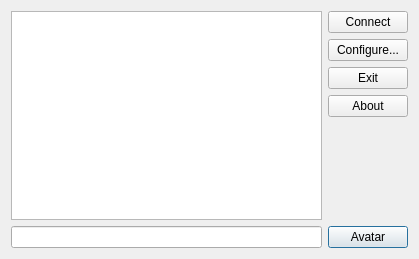
Above: client/mainwindow.ui from alu0100851700/ChatMultiusuario before the change. Below: the same form after it.
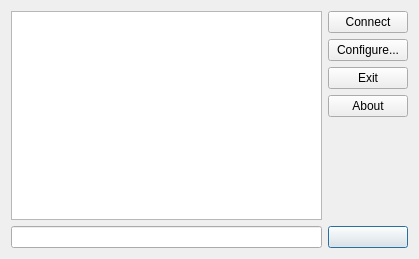
That is the form after the change.

Commit message: Fin Implementacion Avatar. Fix #7,Fix #8

What changed in the file:
```diff
--- a/client/mainwindow.ui
+++ b/client/mainwindow.ui
@@ -91,8 +91,17 @@
      </item>
      <item>
       <widget class="QPushButton" name="Avatar">
+       <property name="layoutDirection">
+        <enum>Qt::LeftToRight</enum>
+       </property>
        <property name="text">
-        <string>Avatar</string>
+        <string/>
+       </property>
+       <property name="iconSize">
+        <size>
+         <width>16</width>
+         <height>16</height>
+        </size>
        </property>
       </widget>
      </item>
```
The commit also changes 10 other files.
